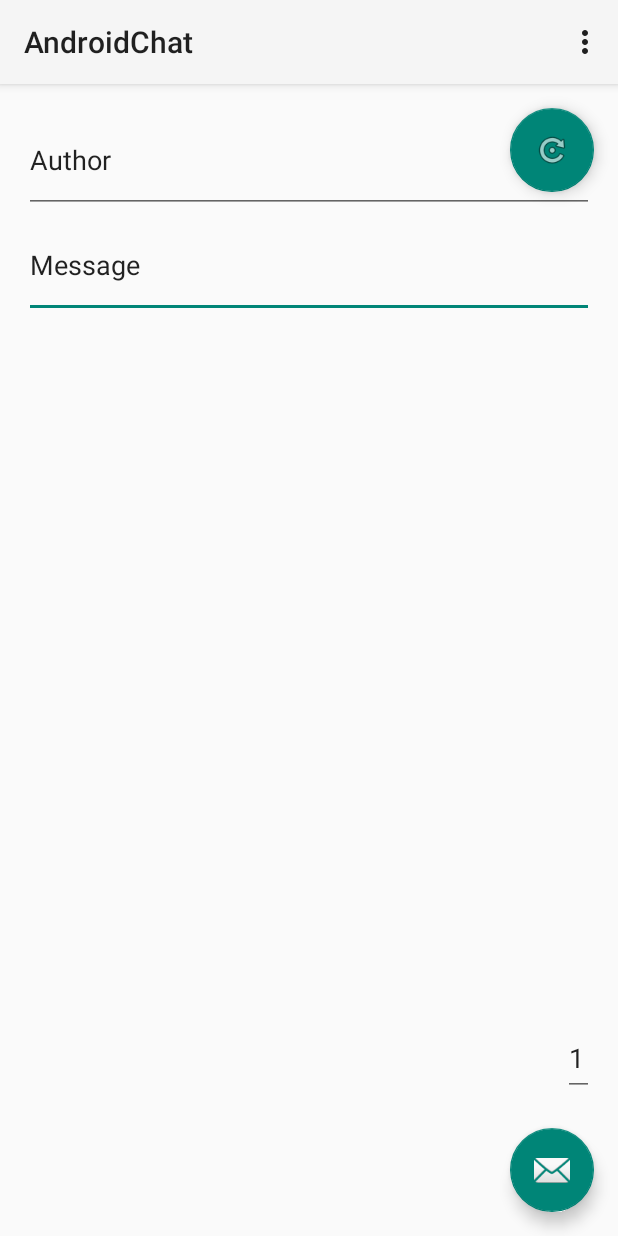
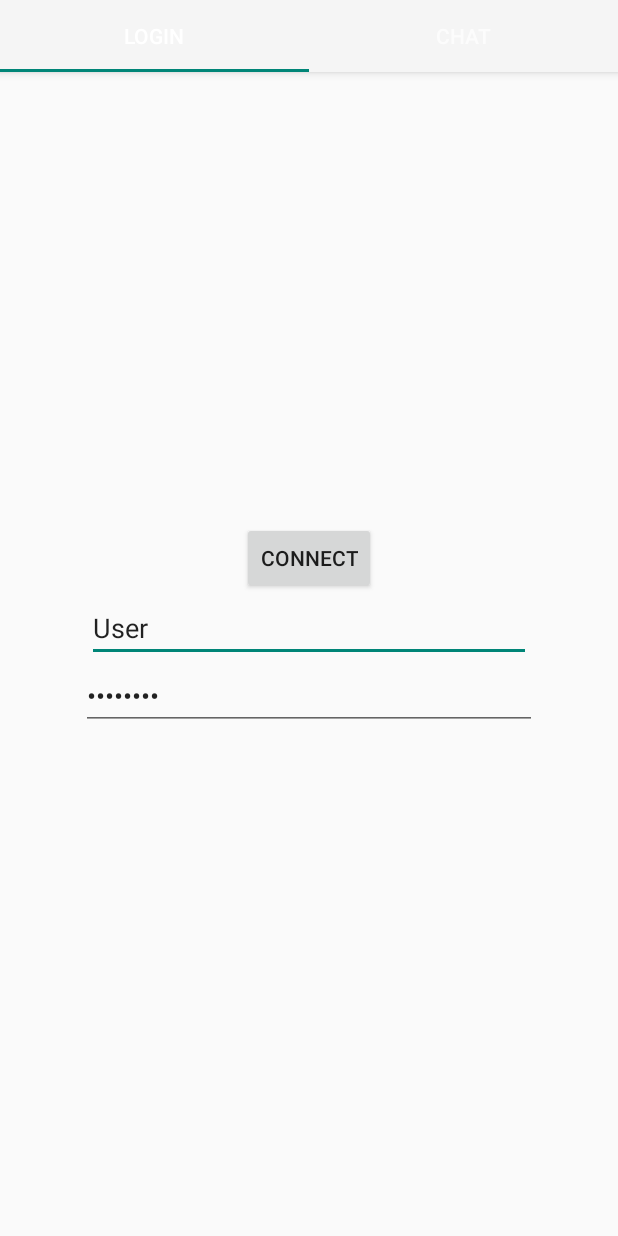
Before and after one commit to cesar-avalos3/AndroidChat, an Android app: the screen it shows after launch (ChatActivity before the commit, MainActivity after it), on a phone screen of 412 x 824 dp. Run offline under Robolectric (Android 15) with nearby library versions, the light colour scheme and no system bars.

Commit message:
ADD fragment views support

```diff
--- a/app/src/main/AndroidManifest.xml
+++ b/app/src/main/AndroidManifest.xml
@@ -9,7 +9,7 @@
         android:icon="@mipmap/ic_launcher"
         android:label="@string/app_name"
         android:supportsRtl="true"
-        android:theme="@style/AppTheme">
+        android:theme="@style/Theme.Design.Light.NoActionBar">
         <activity
             android:name=".SplashActivity"
             android:label="@string/app_name"
@@ -21,7 +21,7 @@
             </intent-filter>
         </activity>
 
-        <activity android:name=".ChatActivity"
+        <activity android:name=".MainActivity"
             android:screenOrientation="portrait"
             android:windowSoftInputMode="stateVisible|adjustNothing">
 
--- a/app/src/main/java/team/six/androidchat/AsyncResponse.java
+++ b/app/src/main/java/team/six/androidchat/AsyncResponse.java
@@ -9,5 +9,4 @@ public interface AsyncResponse {
 
     void result(boolean output);
     //Gibbons <3 interfaces
-
 }
--- /dev/null
+++ b/app/src/main/java/team/six/androidchat/FragmentChat.java
@@ -0,0 +1,24 @@
+package team.six.androidchat;
+
+import android.os.Bundle;
+import android.support.v4.app.Fragment;
+import android.view.LayoutInflater;
+import android.view.View;
+import android.view.ViewGroup;
+
+/**
+ * Created by cesaravalos on 5/2/16.
+ */
+public class FragmentChat extends Fragment
+{
+    public void onCreate(Bundle savedInstance)
+    {
+        super.onCreate(savedInstance);
+    }
+
+    public View onCreateView(LayoutInflater inflater, ViewGroup container, Bundle savedInstance)
+    {
+        return inflater.inflate(R.layout.content_chat, container, false);
+    }
+
+}
--- /dev/null
+++ b/app/src/main/java/team/six/androidchat/FragmentLogin.java
@@ -0,0 +1,25 @@
+package team.six.androidchat;
+
+import android.app.ActionBar;
+import android.support.v4.app.Fragment;
+import android.os.Bundle;
+import android.view.LayoutInflater;
+import android.view.View;
+import android.view.ViewGroup;
+
+/**
+ * Created by cesaravalos on 5/2/16.
+ */
+public class FragmentLogin extends Fragment{
+    public FragmentLogin(){}
+
+    public void onCreate(Bundle savedInstance)
+    {
+        super.onCreate(savedInstance);
+    }
+
+    public View onCreateView(LayoutInflater inflater, ViewGroup container, Bundle savedInstance)
+    {
+        return inflater.inflate(R.layout.fragment_login, container, false);
+    }
+}
--- /dev/null
+++ b/app/src/main/java/team/six/androidchat/MainActivity.java
@@ -0,0 +1,38 @@
+package team.six.androidchat;
+
+import android.os.Bundle;
+import android.support.design.widget.TabLayout;
+import android.support.v4.view.ViewPager;
+import android.support.v7.app.AppCompatActivity;
+
+/**
+ * Created by cesaravalos on 5/2/16.
+ */
+public class MainActivity extends AppCompatActivity
+{
+    private TabLayout tabLayout;
+    private ViewPager viewPager;
+
+
+    protected void onCreate(Bundle savedInstance)
+    {
+        super.onCreate(savedInstance);
+        setContentView(R.layout.activity_main);
+
+        viewPager = (ViewPager) findViewById(R.id.viewpager);
+        setupViewPager(viewPager);
+
+        tabLayout = (TabLayout) findViewById(R.id.tabs);
+        tabLayout.setupWithViewPager(viewPager);
+
+    }
+
+    private void setupViewPager(ViewPager viewPager)
+    {
+        ViewPagerAdapter viewPagerAdapter = new ViewPagerAdapter(getSupportFragmentManager());
+        viewPagerAdapter.addFragment(new FragmentLogin(), "LOGIN");
+        viewPagerAdapter.addFragment(new FragmentChat(), "CHAT");
+
+        viewPager.setAdapter(viewPagerAdapter);
+    }
+}
--- a/app/src/main/java/team/six/androidchat/SplashActivity.java
+++ b/app/src/main/java/team/six/androidchat/SplashActivity.java
@@ -49,7 +49,7 @@ public class SplashActivity extends AppCompatActivity {
         //Create Intent Object
         //First parameter is a Context - this object is a subclass of Activity which is a subclass of Context
         //Second parameter - Class to which the intent should be delivered (i.e. the activity that should be started)
-        Intent intent = new Intent(this, ChatActivity.class);
+        Intent intent = new Intent(this, MainActivity.class);
 
         // Call method startActivity  from the android Intent Class (i.e. start the chatActivity)
         startActivity(intent);
--- /dev/null
+++ b/app/src/main/java/team/six/androidchat/ViewPagerAdapter.java
@@ -0,0 +1,44 @@
+package team.six.androidchat;
+
+import android.support.v4.app.Fragment;
+import android.support.v4.app.FragmentManager;
+import android.support.v4.app.FragmentPagerAdapter;
+import android.support.v4.view.ViewPager;
+
+import java.util.ArrayList;
+import java.util.List;
+
+/**
+ * Created by cesaravalos on 5/2/16.
+ */
+public class ViewPagerAdapter extends FragmentPagerAdapter{
+    protected List<Fragment> fragmentList = new ArrayList<>();
+    protected List<String> fragmentTitleList = new ArrayList<>();
+
+    public ViewPagerAdapter(FragmentManager fm)
+    {
+        super(fm);
+    }
+
+    public Fragment getItem(int index)
+    {
+        return fragmentList.get(index);
+    }
+
+    public int getCount()
+    {
+        return fragmentList.size();
+    }
+
+    public void addFragment(Fragment fragment, String title)
+    {
+        fragmentList.add(fragment);
+        fragmentTitleList.add(title);
+    }
+
+    public CharSequence getPageTitle(int index)
+    {
+        return fragmentTitleList.get(index);
+    }
+
+}
--- /dev/null
+++ b/app/src/main/res/layout/activity_main.xml
@@ -0,0 +1,24 @@
+<android.support.design.widget.CoordinatorLayout xmlns:android="http://schemas.android.com/apk/res/android"
+    xmlns:app="http://schemas.android.com/apk/res-auto"
+    android:layout_width="match_parent"
+    android:layout_height="match_parent">
+
+    <android.support.design.widget.AppBarLayout
+        android:layout_width="match_parent"
+        android:layout_height="wrap_content"
+        android:theme="@style/ThemeOverlay.AppCompat.Dark.ActionBar">
+
+        <android.support.design.widget.TabLayout
+            android:id="@+id/tabs"
+            android:layout_width="match_parent"
+            android:layout_height="wrap_content"
+            app:tabMode="fixed"
+            app:tabGravity="fill"/>
+    </android.support.design.widget.AppBarLayout>
+
+    <android.support.v4.view.ViewPager
+        android:id="@+id/viewpager"
+        android:layout_width="match_parent"
+        android:layout_height="match_parent"
+        app:layout_behavior="@string/appbar_scrolling_view_behavior"  />
+</android.support.design.widget.CoordinatorLayout>
--- /dev/null
+++ b/app/src/main/res/layout/fragment_login.xml
@@ -0,0 +1,30 @@
+<?xml version="1.0" encoding="utf-8"?>
+<LinearLayout xmlns:android="http://schemas.android.com/apk/res/android"
+    android:layout_width="match_parent"
+    android:layout_height="match_parent"
+    android:orientation="vertical">
+
+    <Button
+        android:layout_width="wrap_content"
+        android:layout_height="wrap_content"
+        android:text="Connect"
+        android:id="@+id/button"
+        android:layout_gravity="center_horizontal"
+        android:layout_marginTop="300dp" />
+
+    <EditText
+        android:layout_width="296dp"
+        android:layout_height="wrap_content"
+        android:id="@+id/user"
+        android:layout_gravity="center_horizontal"
+        android:text="User" />
+
+    <EditText
+        android:layout_width="304dp"
+        android:layout_height="wrap_content"
+        android:inputType="textPassword"
+        android:ems="10"
+        android:id="@+id/password"
+        android:layout_gravity="center_horizontal"
+        android:text="Password" />
+</LinearLayout>
```
